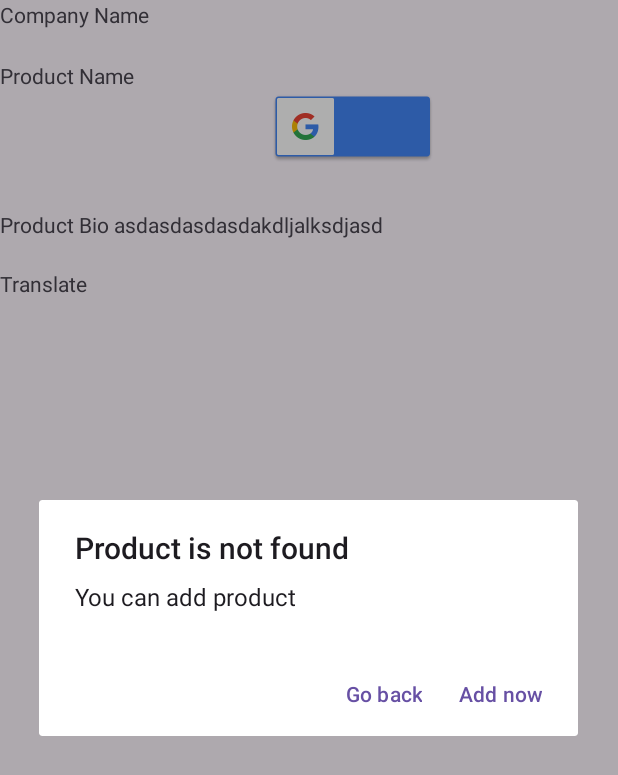
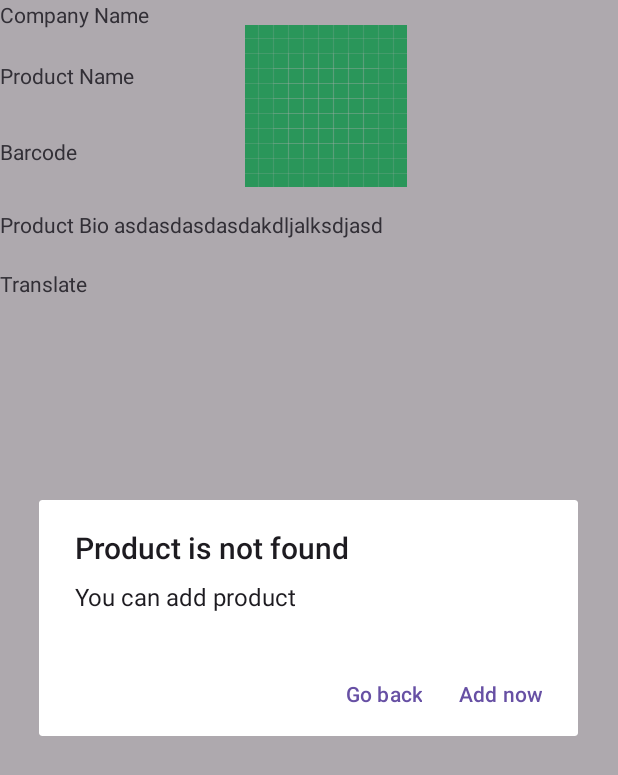
Before and after one commit to Edgar2006/JustScanItt, an Android app: the ReadActivity screen opened directly, with no data from a screen before it, on a phone screen of 412 x 824 dp. Shown: the top 775 px of the screen. Run offline under Robolectric (Android 15) with nearby library versions, the phone set to English and light mode, and no system bars; our stand-ins replace Firebase (no records; nobody signed in at launch, a user with empty details on screens opened directly).

Commit message:
small bug fix

```diff
--- a/app/src/main/java/com/example/justscanitt/Class/ProductBio.java
+++ b/app/src/main/java/com/example/justscanitt/Class/ProductBio.java
@@ -14,6 +14,9 @@
                 ", bio='" + bio + '\'' +
                 ", barCode='" + barCode + '\'' +
                 '}';
+    }
+
+    public ProductBio() {
     }
 
     public ProductBio(String companyEmail, String companyName, String productName, String imageRef, String bio, String barCode) {
--- a/app/src/main/java/com/example/justscanitt/ReadActivity.java
+++ b/app/src/main/java/com/example/justscanitt/ReadActivity.java
@@ -60,7 +60,6 @@
 
     public void onClickComment(View view){
         Intent intent = new Intent(ReadActivity.this, NewCommentActivity.class);
-        intent.putExtra("barCode", barCode);
         startActivity(intent);
     }
 
@@ -70,8 +69,10 @@
         ValueEventListener eventListener = new ValueEventListener() {
             @Override
             public void onDataChange(@NonNull DataSnapshot snapshot) {
-                try {
+                    if(snapshot.exists())
+                    {
                         ProductBio productBio = snapshot.getValue(ProductBio.class);
+                        Toast.makeText(ReadActivity.this, productBio.toString(), Toast.LENGTH_SHORT).show();
                         barCodeTextView.setText(barCode);
                         companyName.setText(productBio.getCompanyName());
                         productName.setText(productBio.getProductName());
@@ -81,8 +82,7 @@
                         if(!Objects.equals(productBio.getImageRef(), "noImage")) {
                             Glide.with(getApplicationContext()).load(productBio.getImageRef()).into(productImageView);
                         }
-                }
-                catch (Exception e){
+                    } else {
                         firstBio(); // If product is not found
                     }
 
--- a/app/src/main/res/layout/activity_read.xml
+++ b/app/src/main/res/layout/activity_read.xml
@@ -54,12 +54,10 @@
         android:layout_width="wrap_content"
         android:layout_height="wrap_content"
         android:layout_below="@+id/ProductName"
-        android:layout_marginStart="90dp"
-        android:layout_marginTop="0dp"
+        android:layout_marginStart="74dp"
+        android:layout_marginTop="-43dp"
         android:layout_toEndOf="@+id/ProductName"
-        android:background="@drawable/common_google_signin_btn_text_dark" />
-
-
+        android:background="@drawable/ic_launcher_background" />
 
 
 </RelativeLayout>
```
Lines whose indentation alone changed are shown as unchanged.
